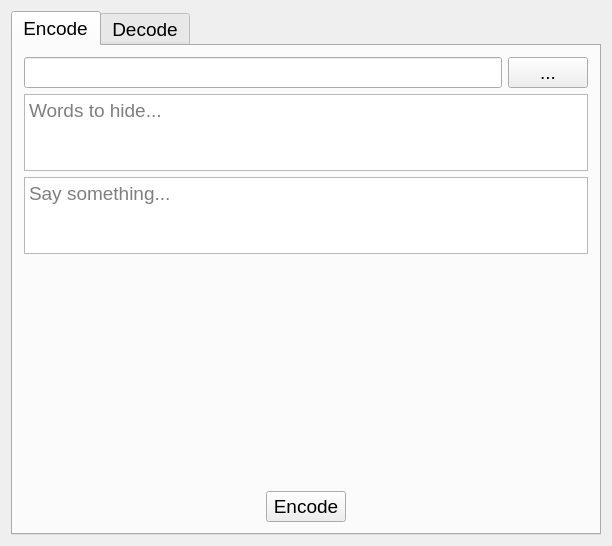
jerry871002/OOP-Final-Project, file mainwindow.ui: the form before one commit.
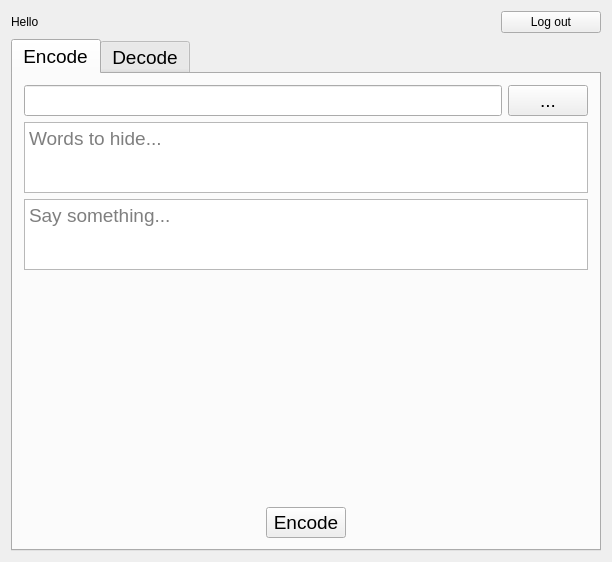
The form after the commit. The open tabs and pages were chosen to show the change.

Patch:
```diff
--- a/mainwindow.ui
+++ b/mainwindow.ui
@@ -14,7 +14,31 @@
    <string>The Secret</string>
   </property>
   <widget class="QWidget" name="centralWidget">
-   <layout class="QHBoxLayout" name="horizontalLayout">
+   <layout class="QVBoxLayout" name="verticalLayout_3">
+    <item>
+     <layout class="QHBoxLayout" name="horizontalLayout">
+      <item>
+       <widget class="QLabel" name="label_username">
+        <property name="text">
+         <string>Hello</string>
+        </property>
+       </widget>
+      </item>
+      <item>
+       <widget class="QPushButton" name="pushButton_logout">
+        <property name="maximumSize">
+         <size>
+          <width>100</width>
+          <height>16777215</height>
+         </size>
+        </property>
+        <property name="text">
+         <string>Log out</string>
+        </property>
+       </widget>
+      </item>
+     </layout>
+    </item>
     <item>
      <widget class="QTabWidget" name="tabWidget">
       <property name="font">
```
Left out of the diff: 2 changed lines with no effect on the pictures.
